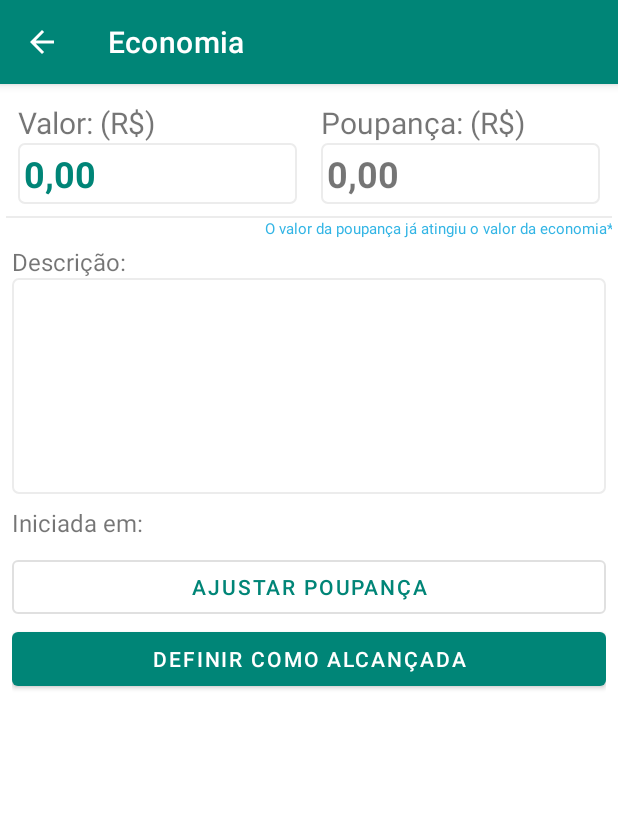
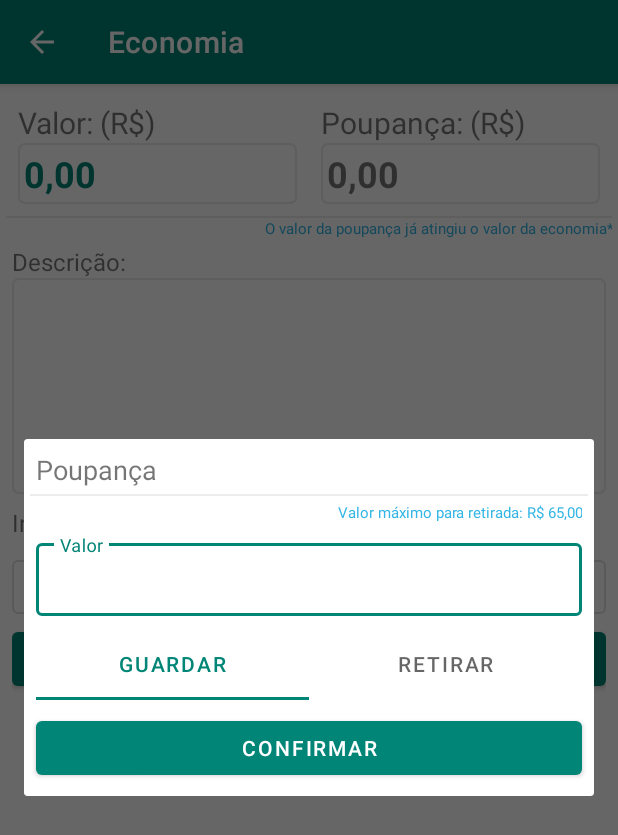
Before and after one commit to mathbaltazar/Myself, an Android app: the DetalhesEconomiaActivity screen opened directly, with no data from a screen before it, after a tap on "AJUSTAR POUPANÇA", on a phone screen of 412 x 824 dp. Shown: the top 835 px of the screen. Run offline under Robolectric (Android 15) with nearby library versions, the phone set to English and light mode, and no system bars; 5 statements that could not run were skipped.

Commit message:
Ajuste de Poupança

```diff
--- a/app/src/main/java/com/baltazarstudio/regular/database/dao/EconomiaDAO.kt
+++ b/app/src/main/java/com/baltazarstudio/regular/database/dao/EconomiaDAO.kt
@@ -66,6 +66,20 @@ class EconomiaDAO(context: Context) : Database<Economia>(context) {
         objeto.data = cursor.getString(cursor.getColumnIndex(ECONOMIA_DATA))
     }
 
+    fun adicionarValorPoupanca(item: Economia, valor: BigDecimal) {
+        val query = "UPDATE $TABELA_ECONOMIA" +
+                " SET $ECONOMIA_VALOR_POUPANCA = '${item.valorPoupanca.add(valor)}'" +
+                " WHERE $TABLE_ID = ${item.id}"
+        writableDatabase.execSQL(query)
+    }
+
+    fun retirarValorPoupanca(item: Economia, valor: BigDecimal) {
+        val query = "UPDATE $TABELA_ECONOMIA" +
+                " SET $ECONOMIA_VALOR_POUPANCA = '${item.valorPoupanca.subtract(valor)}'" +
+                " WHERE $TABLE_ID = ${item.id}"
+        writableDatabase.execSQL(query)
+    }
+
 
     companion object {
         private const val TABELA_ECONOMIA = "Economia"
--- a/app/src/main/java/com/baltazarstudio/regular/model/Economia.kt
+++ b/app/src/main/java/com/baltazarstudio/regular/model/Economia.kt
@@ -5,8 +5,8 @@ import java.math.BigDecimal
 class Economia {
     var id: Int? = null
     var descricao: String? = null
-    var valor: BigDecimal? = BigDecimal.ZERO
-    var valorPoupanca: BigDecimal? = BigDecimal.ZERO
+    var valor: BigDecimal = BigDecimal.ZERO
+    var valorPoupanca: BigDecimal = BigDecimal.ZERO
     var data: String? = null
 
 }
--- a/app/src/main/java/com/baltazarstudio/regular/ui/DetalhesEconomiaActivity.kt
+++ b/app/src/main/java/com/baltazarstudio/regular/ui/DetalhesEconomiaActivity.kt
@@ -1,19 +1,24 @@
 package com.baltazarstudio.regular.ui
 
+import android.annotation.SuppressLint
 import android.os.Bundle
 import android.view.MenuItem
 import android.view.View
+import android.widget.Toast
+import androidx.appcompat.app.AlertDialog
 import androidx.appcompat.app.AppCompatActivity
 import com.baltazarstudio.regular.R
 import com.baltazarstudio.regular.database.dao.EconomiaDAO
 import com.baltazarstudio.regular.model.Economia
 import com.baltazarstudio.regular.util.Utils
 import kotlinx.android.synthetic.main.activity_detalhes_economia.*
+import kotlinx.android.synthetic.main.dialog_ajuste_poupanca.view.*
+import java.math.BigDecimal
 
 class DetalhesEconomiaActivity : AppCompatActivity() {
 
     private lateinit var item: Economia
-
+    private var economiaDAO = EconomiaDAO(this)
     override fun onCreate(savedInstanceState: Bundle?) {
         super.onCreate(savedInstanceState)
         setContentView(R.layout.activity_detalhes_economia)
@@ -28,20 +33,49 @@ class DetalhesEconomiaActivity : AppCompatActivity() {
 
     }
 
+    @SuppressLint("InflateParams")
     private fun createDialogAjustarPoupanca() {
+        val dialogView = layoutInflater.inflate(R.layout.dialog_ajuste_poupanca, null)
+        val dialog = AlertDialog.Builder(this)
+                .setView(dialogView)
+                .create()
 
+        dialogView.button_dialog_ajuste_poupanca_confirmar.setOnClickListener {
+            val valor = BigDecimal(Utils.unformatBRCurrency(dialogView.textinput_ajuste_valor_poupanca.text.toString()))
+
+            if (valor > BigDecimal.ZERO) {
+                if (dialogView.tab_ajuste_poupanca_movimento.selectedTabPosition == 0) {
+                    economiaDAO.adicionarValorPoupanca(item, valor)
+                    Toast.makeText(this, R.string.detalhes_economia_valor_poupanca_registrado, Toast.LENGTH_SHORT).show()
+                    dialog.dismiss()
+                    refreshDados()
+                } else {
+                    if (valor <= item.valorPoupanca) {
+                        economiaDAO.retirarValorPoupanca(item, valor)
+                        Toast.makeText(this, R.string.detalhes_economia_valor_poupanca_registrado, Toast.LENGTH_SHORT).show()
+                        dialog.dismiss()
+                        refreshDados()
+                    } else {
+                        Toast.makeText(this, R.string.dialog_ajuste_poupanca_valor_invalido, Toast.LENGTH_LONG).show()
+                    }
+                }
+            } else {
+                Toast.makeText(this, R.string.dialog_ajuste_poupanca_maior_que_zero, Toast.LENGTH_LONG).show()
+            }
+        }
+
+        dialog.show()
     }
 
     private fun refreshDados() {
-        item = EconomiaDAO(this).get(intent.getIntExtra("id", 0))
+        item = economiaDAO.get(intent.getIntExtra("id", 0))
 
         tv_detalhes_economia_descricao.text = item.descricao
         tv_detalhes_economia_data.text = item.data
         tv_detalhes_economia_valor.text = Utils.formatCurrency(item.valor).replace("R$", "").trim()
         tv_detalhes_economia_valor_poupanca.text = Utils.formatCurrency(item.valorPoupanca).replace("R$", "").trim()
 
-
-        if (item.valorPoupanca!! < item.valor) {
+        if (item.valorPoupanca < item.valor) {
             tv_detalhes_economia_aviso_valor_atingido.visibility = View.GONE
         } else {
             tv_detalhes_economia_aviso_valor_atingido.visibility = View.VISIBLE
--- a/app/src/main/java/com/baltazarstudio/regular/util/Utils.kt
+++ b/app/src/main/java/com/baltazarstudio/regular/util/Utils.kt
@@ -21,8 +21,14 @@ class Utils {
 
         fun formatCurrency(valor: BigDecimal?): String {
             return NumberFormat.getCurrencyInstance(mLocale)
-                .format(valor)
-                .replace("R$", "R$ ")
+                    .format(valor)
+                    .replace("R$", "R$ ")
+        }
+
+        fun unformatBRCurrency(valor: String): String {
+            return valor.replace("R$,", "")
+                    .replace(",", ".")
+                    .trim()
         }
     }
 }
--- a/app/src/main/res/layout/activity_detalhes_economia.xml
+++ b/app/src/main/res/layout/activity_detalhes_economia.xml
@@ -144,7 +144,7 @@
             style="@style/Widget.MaterialComponents.Button"
             android:layout_width="match_parent"
             android:layout_height="wrap_content"
-            android:text="Definir como Alcançada" />
+            android:text="Definir como Conquistado" />
 
     </LinearLayout>
 </LinearLayout>
--- /dev/null
+++ b/app/src/main/res/layout/dialog_ajuste_poupanca.xml
@@ -0,0 +1,71 @@
+<?xml version="1.0" encoding="utf-8"?>
+<LinearLayout xmlns:android="http://schemas.android.com/apk/res/android"
+    android:layout_width="match_parent"
+    android:layout_height="wrap_content"
+    android:orientation="vertical"
+    android:padding="@dimen/all_default_layout_offset">
+
+    <TextView
+        android:layout_width="match_parent"
+        android:layout_height="wrap_content"
+        android:layout_margin="@dimen/all_default_layout_offset"
+        android:text="@string/dialog_title_ajuste_poupanca"
+        android:textSize="18sp" />
+
+    <View
+        android:layout_width="match_parent"
+        android:layout_height="1dp"
+        android:background="@color/off_white" />
+
+    <TextView
+        android:id="@+id/label_dialog_ajuste_poupanca_valor_maximo_retirada"
+        android:layout_width="match_parent"
+        android:layout_height="wrap_content"
+        android:layout_margin="@dimen/all_default_layout_offset"
+        android:text="Valor máximo para retirada: R$ 65,00"
+        android:textAlignment="textEnd"
+        android:textColor="@color/colorHighlightPoupanca"
+        android:textSize="@dimen/text_size_10" />
+
+    <com.google.android.material.textfield.TextInputLayout
+        style="@style/Widget.MaterialComponents.TextInputLayout.OutlinedBox.Dense"
+        android:layout_width="match_parent"
+        android:layout_height="wrap_content"
+        android:layout_margin="@dimen/all_default_layout_offset"
+        android:hint="@string/all_input_hint_valor">
+
+        <com.google.android.material.textfield.TextInputEditText
+            android:id="@+id/textinput_ajuste_valor_poupanca"
+            android:layout_width="match_parent"
+            android:layout_height="wrap_content"
+            android:inputType="number" />
+    </com.google.android.material.textfield.TextInputLayout>
+
+
+    <com.google.android.material.tabs.TabLayout
+        android:id="@+id/tab_ajuste_poupanca_movimento"
+        style="@style/Widget.MaterialComponents.TabLayout"
+        android:layout_width="match_parent"
+        android:layout_height="wrap_content"
+        android:layout_margin="@dimen/all_default_layout_offset">
+
+        <com.google.android.material.tabs.TabItem
+            android:layout_width="wrap_content"
+            android:layout_height="wrap_content"
+            android:text="@string/dialog_movimento_ajuste_poupanca_guardar" />
+
+        <com.google.android.material.tabs.TabItem
+            android:layout_width="wrap_content"
+            android:layout_height="wrap_content"
+            android:text="@string/dialog_movimento_ajuste_poupanca_retirar" />
+    </com.google.android.material.tabs.TabLayout>
+
+
+    <com.google.android.material.button.MaterialButton
+        android:id="@+id/button_dialog_ajuste_poupanca_confirmar"
+        android:layout_width="match_parent"
+        android:layout_height="wrap_content"
+        android:layout_margin="@dimen/all_default_layout_offset"
+        android:text="@string/dialog_button_ajuste_poupanca_confirmar" />
+
+</LinearLayout>
--- a/app/src/main/res/values/strings.xml
+++ b/app/src/main/res/values/strings.xml
@@ -31,4 +31,11 @@
     <string name="activity_title_main">Controles</string>
     <string name="all_button_nova_pendencia">ADICIONAR NOVA PENDÊNCIA</string>
     <string name="all_button_novo_plano">ADICIONAR NOVO PLANO</string>
+    <string name="dialog_title_ajuste_poupanca">Poupança</string>
+    <string name="dialog_button_ajuste_poupanca_confirmar">Confirmar</string>
+    <string name="dialog_movimento_ajuste_poupanca_guardar">Guardar</string>
+    <string name="dialog_movimento_ajuste_poupanca_retirar">Retirar</string>
+    <string name="detalhes_economia_valor_poupanca_registrado">Registrado!</string>
+    <string name="dialog_ajuste_poupanca_valor_invalido">Valor inválido!</string>
+    <string name="dialog_ajuste_poupanca_maior_que_zero">Valor deve ser maior que zero</string>
 </resources>
```
